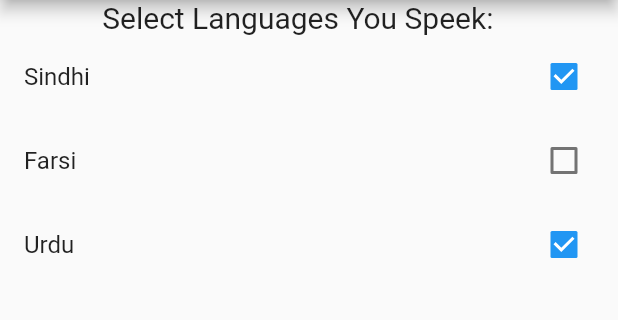
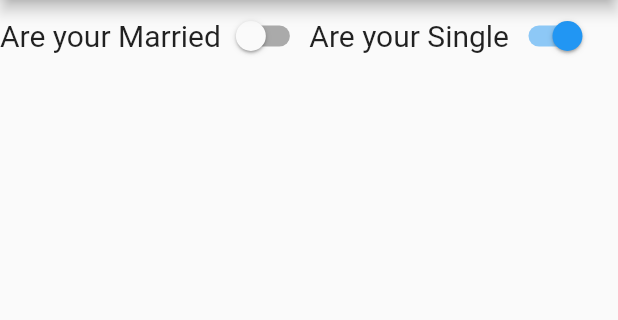
Before and after one commit to abdulwaheed-dev/Flutter-Practice, a Flutter app: the screen it shows after launch, on a phone screen of 412 x 824 dp, the part 84-404 px from its top. Run offline on Flutter 3.47's test engine with Material 2 defaults, Android fonts, the phone set to English and light mode, and no system bars.

Commit message:
Switches-Widget

```diff
--- a/basic_widgets/lib/main.dart
+++ b/basic_widgets/lib/main.dart
@@ -31,27 +31,13 @@ class MyHomePage extends StatelessWidget {
     return Scaffold(
       appBar: AppBar(title: const Text("Basic Widgets in Flutter"),),
       body:
-        Column(
+        Row(
           children: [
-            const Text('Select Languages You Speek:   ', style: TextStyle(fontSize: 20),),
+              const Text('Are your Married', style: TextStyle(fontSize: 20),),
+              Switch(value: false, onChanged:(newValue){ }),
 
-            CheckboxListTile(
-              title: const Text("Sindhi"),
-              value: true,
-              onChanged: (newValue) {  },
-            ),
-
-            CheckboxListTile(
-              title: const Text("Farsi"),
-              value: false,
-              onChanged: (newValue) {  },
-            ),
-
-            CheckboxListTile(
-              title: const Text("Urdu"),
-              value: true,
-              onChanged: (newValue) {  },
-            ),
+              const Text('Are your Single', style: TextStyle(fontSize: 20),),
+              Switch(value: true, onChanged:(newValue){ }),
 
           ],
         )
```
